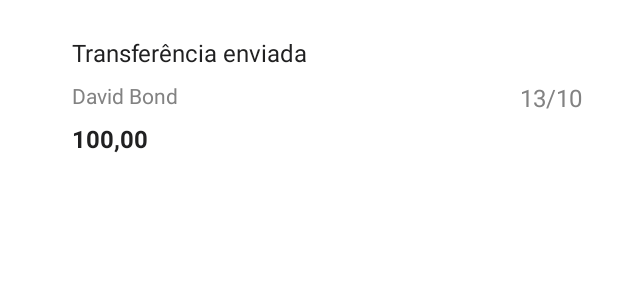
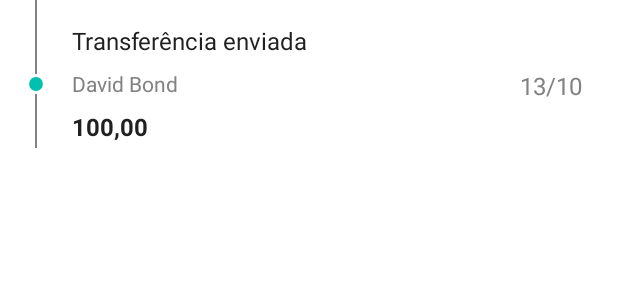
Before and after one commit to guilherme-kunz/K7Bank, an Android app: the layout list_of_transfers_item.xml on its own in the app's theme, with its tools: preview values and no code run, on a phone screen of 412 x 824 dp. Shown: the top 300 px of the screen. Run offline under Robolectric (Android 15) with nearby library versions, the phone set to English and light mode, and no system bars.

Commit message:
RecyclerView layout

```diff
--- /dev/null
+++ b/app/src/main/res/drawable/ic_eclipse.xml
@@ -0,0 +1,11 @@
+<vector xmlns:android="http://schemas.android.com/apk/res/android"
+    android:width="13dp"
+    android:height="13dp"
+    android:viewportWidth="13"
+    android:viewportHeight="13">
+  <path
+      android:pathData="M6.5,12C9.538,12 12,9.538 12,6.5C12,3.462 9.538,1 6.5,1C3.462,1 1,3.462 1,6.5C1,9.538 3.462,12 6.5,12Z"
+      android:strokeWidth="2"
+      android:fillColor="#00C1AF"
+      android:strokeColor="#ffffff"/>
+</vector>
--- a/app/src/main/res/layout/list_of_transfers_item.xml
+++ b/app/src/main/res/layout/list_of_transfers_item.xml
@@ -10,7 +10,7 @@
         android:layout_width="wrap_content"
         android:layout_height="wrap_content"
         android:layout_marginStart="48dp"
-        android:layout_marginTop="24dp"
+        android:layout_marginTop="16dp"
         android:text="Transferência enviada"
         android:textColor="@color/black"
         android:textSize="16sp"
@@ -65,4 +65,23 @@
         app:layout_constraintTop_toTopOf="@+id/tv_extract_movement_type"
         android:visibility="gone"/>
 
+    <View
+        android:id="@+id/view"
+        android:layout_width="1dp"
+        android:layout_height="102dp"
+        android:background="@color/gray"
+        app:layout_constraintBottom_toBottomOf="@+id/tv_extract_amount_of_movement"
+        app:layout_constraintEnd_toStartOf="@+id/tv_extract_movement_account_name"
+        app:layout_constraintStart_toStartOf="parent"
+        app:layout_constraintTop_toTopOf="parent" />
+
+    <ImageView
+        android:layout_width="wrap_content"
+        android:layout_height="wrap_content"
+        android:src="@drawable/ic_eclipse"
+        app:layout_constraintBottom_toBottomOf="@+id/tv_extract_movement_account_name"
+        app:layout_constraintEnd_toStartOf="@+id/tv_extract_movement_account_name"
+        app:layout_constraintStart_toStartOf="parent"
+        app:layout_constraintTop_toTopOf="@+id/tv_extract_movement_account_name" />
+
 </androidx.constraintlayout.widget.ConstraintLayout>
```
